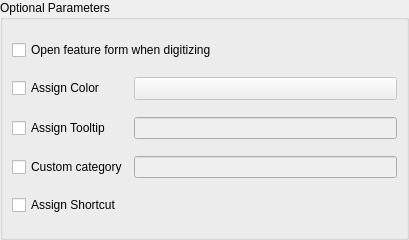
Old version of the form gui/CustomWidgets/BasicInterfaceWidgets/buttonPropWidget.ui in the repository dsgoficial/DsgTools.
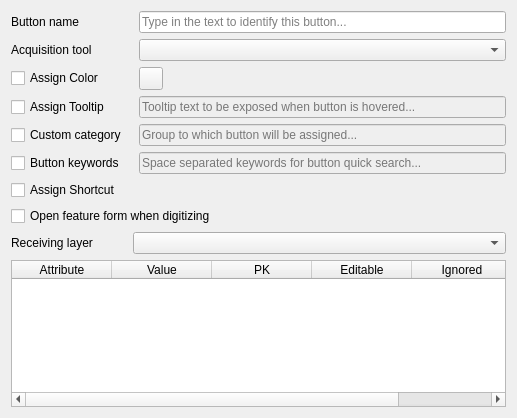
New version of the form. Custom widgets are drawn as their Qt base class.

Commit message:
Dev refactor classify tool (#496)
Refactor da ferramenta de classificação.

Patch:
```diff
--- a/gui/CustomWidgets/BasicInterfaceWidgets/buttonPropWidget.ui
+++ b/gui/CustomWidgets/BasicInterfaceWidgets/buttonPropWidget.ui
@@ -6,117 +6,192 @@
    <rect>
     <x>0</x>
     <y>0</y>
-    <width>409</width>
-    <height>240</height>
+    <width>517</width>
+    <height>418</height>
    </rect>
   </property>
   <property name="windowTitle">
    <string>Form</string>
   </property>
-  <layout class="QGridLayout" name="gridLayout_2">
-   <property name="margin">
-    <number>0</number>
-   </property>
-   <item row="0" column="0">
-    <widget class="QgsCollapsibleGroupBox" name="mGroupBox">
-     <property name="title">
-      <string>Optional Parameters</string>
-     </property>
-     <property name="saveCollapsedState">
-      <bool>false</bool>
-     </property>
      <layout class="QGridLayout" name="gridLayout">
-      <item row="4" column="1">
+   <item row="6" column="2">
        <widget class="ShortcutChooserWidget" name="shortcutWidget" native="true">
         <property name="enabled">
          <bool>false</bool>
         </property>
+     <property name="sizePolicy">
+      <sizepolicy hsizetype="Preferred" vsizetype="Fixed">
+       <horstretch>0</horstretch>
+       <verstretch>0</verstretch>
+      </sizepolicy>
+     </property>
+    </widget>
+   </item>
+   <item row="0" column="0">
+    <widget class="QLabel" name="label">
+     <property name="text">
+      <string>Button name</string>
+     </property>
        </widget>
       </item>
       <item row="1" column="0">
+    <widget class="QLabel" name="label_2">
+     <property name="text">
+      <string>Acquisition tool</string>
+     </property>
+    </widget>
+   </item>
+   <item row="2" column="0">
        <widget class="QCheckBox" name="colorCheckBox">
         <property name="text">
          <string>Assign Color</string>
         </property>
        </widget>
       </item>
-      <item row="2" column="1">
+   <item row="7" column="0" colspan="3">
+    <widget class="QCheckBox" name="openFormCheckBox">
+     <property name="text">
+      <string>Open feature form when digitizing</string>
+     </property>
+    </widget>
+   </item>
+   <item row="0" column="2">
+    <widget class="QLineEdit" name="nameLineEdit">
+     <property name="sizePolicy">
+      <sizepolicy hsizetype="MinimumExpanding" vsizetype="Minimum">
+       <horstretch>0</horstretch>
+       <verstretch>0</verstretch>
+      </sizepolicy>
+     </property>
+     <property name="placeholderText">
+      <string>Type in the text to identify this button...</string>
+     </property>
+    </widget>
+   </item>
+   <item row="9" column="0">
+    <widget class="QLabel" name="label_3">
+     <property name="text">
+      <string>Receiving layer</string>
+     </property>
+    </widget>
+   </item>
+   <item row="4" column="0">
+    <widget class="QCheckBox" name="categoryCheckBox">
+     <property name="text">
+      <string>Custom category</string>
+     </property>
+    </widget>
+   </item>
+   <item row="3" column="2">
        <widget class="QLineEdit" name="toolTipLineEdit">
         <property name="enabled">
          <bool>false</bool>
         </property>
-       </widget>
-      </item>
-      <item row="1" column="1">
-       <widget class="QgsColorButton" name="mColorButton">
+     <property name="placeholderText">
+      <string>Tooltip text to be exposed when button is hovered...</string>
+     </property>
+    </widget>
+   </item>
+   <item row="5" column="2">
+    <widget class="QLineEdit" name="keywordLineEdit">
         <property name="enabled">
          <bool>false</bool>
         </property>
-        <property name="sizePolicy">
-         <sizepolicy hsizetype="MinimumExpanding" vsizetype="Fixed">
-          <horstretch>0</horstretch>
-          <verstretch>0</verstretch>
-         </sizepolicy>
-        </property>
-        <property name="minimumSize">
-         <size>
-          <width>0</width>
-          <height>0</height>
-         </size>
-        </property>
-       </widget>
-      </item>
-      <item row="2" column="0">
+     <property name="toolTip">
+      <string>Keywords should be space separated, avoid punctuations</string>
+     </property>
+     <property name="text">
+      <string/>
+     </property>
+     <property name="placeholderText">
+      <string>Space separated keywords for button quick search...</string>
+     </property>
+    </widget>
+   </item>
+   <item row="2" column="2">
+    <widget class="QgsColorButton" name="mColorButton"/>
+   </item>
+   <item row="1" column="2">
+    <widget class="QComboBox" name="toolComboBox"/>
+   </item>
+   <item row="5" column="0">
+    <widget class="QCheckBox" name="keywordCheckBox">
+     <property name="text">
+      <string>Button keywords</string>
+     </property>
+    </widget>
+   </item>
+   <item row="3" column="0">
        <widget class="QCheckBox" name="tooltipCheckBox">
         <property name="text">
          <string>Assign Tooltip</string>
         </property>
        </widget>
       </item>
-      <item row="3" column="1">
-       <widget class="QLineEdit" name="customCategoryLineEdit">
+   <item row="4" column="2">
+    <widget class="QLineEdit" name="categoryLineEdit">
         <property name="enabled">
          <bool>false</bool>
         </property>
-       </widget>
-      </item>
-      <item row="4" column="0">
+     <property name="placeholderText">
+      <string>Group to which button will be assigned...</string>
+     </property>
+    </widget>
+   </item>
+   <item row="6" column="0">
        <widget class="QCheckBox" name="shortcutCheckBox">
         <property name="text">
          <string>Assign Shortcut</string>
         </property>
        </widget>
       </item>
-      <item row="3" column="0">
-       <widget class="QCheckBox" name="customCategoryCheckBox">
+   <item row="9" column="1" colspan="2">
+    <widget class="QgsMapLayerComboBox" name="mMapLayerComboBox"/>
+   </item>
+   <item row="10" column="0" colspan="3">
+    <widget class="QTableWidget" name="attributeTableWidget">
+     <property name="enabled">
+      <bool>true</bool>
+     </property>
+     <column>
         <property name="text">
-         <string>Custom category</string>
-        </property>
-       </widget>
-      </item>
-      <item row="0" column="0" colspan="2">
-       <widget class="QCheckBox" name="openFormCheckBox">
+       <string>Attribute</string>
+      </property>
+     </column>
+     <column>
         <property name="text">
-         <string>Open feature form when digitizing</string>
-        </property>
-       </widget>
-      </item>
-     </layout>
+       <string>Value</string>
+      </property>
+     </column>
+     <column>
+      <property name="text">
+       <string>PK</string>
+      </property>
+     </column>
+     <column>
+      <property name="text">
+       <string>Editable</string>
+      </property>
+     </column>
+     <column>
+      <property name="text">
+       <string>Ignored</string>
+      </property>
+     </column>
     </widget>
    </item>
   </layout>
  </widget>
  <customwidgets>
-  <customwidget>
-   <class>QgsCollapsibleGroupBox</class>
-   <extends>QGroupBox</extends>
-   <header>qgis.gui</header>
-   <container>1</container>
-  </customwidget>
   <customwidget>
    <class>QgsColorButton</class>
    <extends>QToolButton</extends>
-   <header>qgis.gui</header>
+   <header>qgscolorbutton.h</header>
+  </customwidget>
+  <customwidget>
+   <class>QgsMapLayerComboBox</class>
+   <extends>QComboBox</extends>
+   <header>qgsmaplayercombobox.h</header>
   </customwidget>
   <customwidget>
    <class>ShortcutChooserWidget</class>
```
Lines whose indentation alone changed are shown as unchanged. The commit also changes 44 other files.
